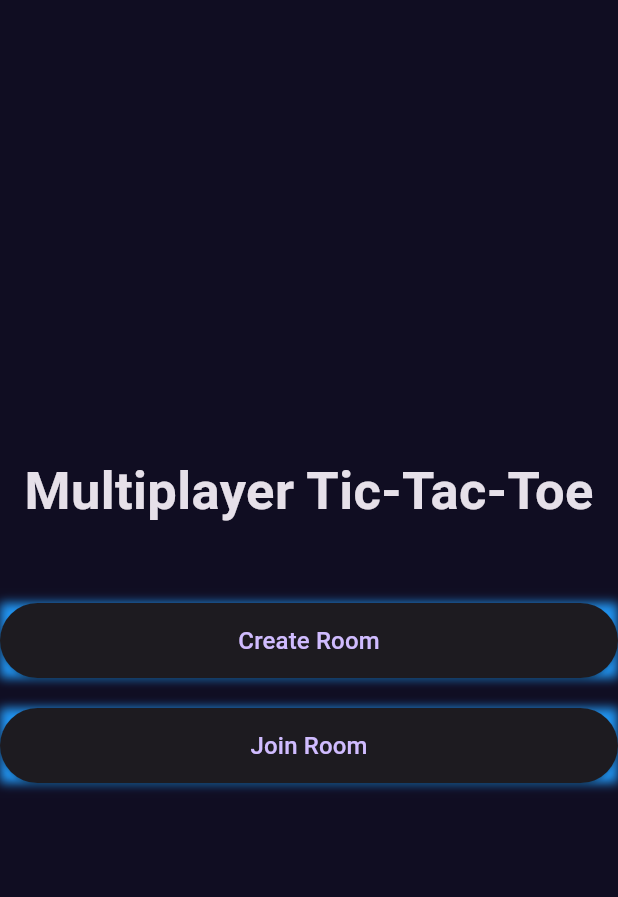
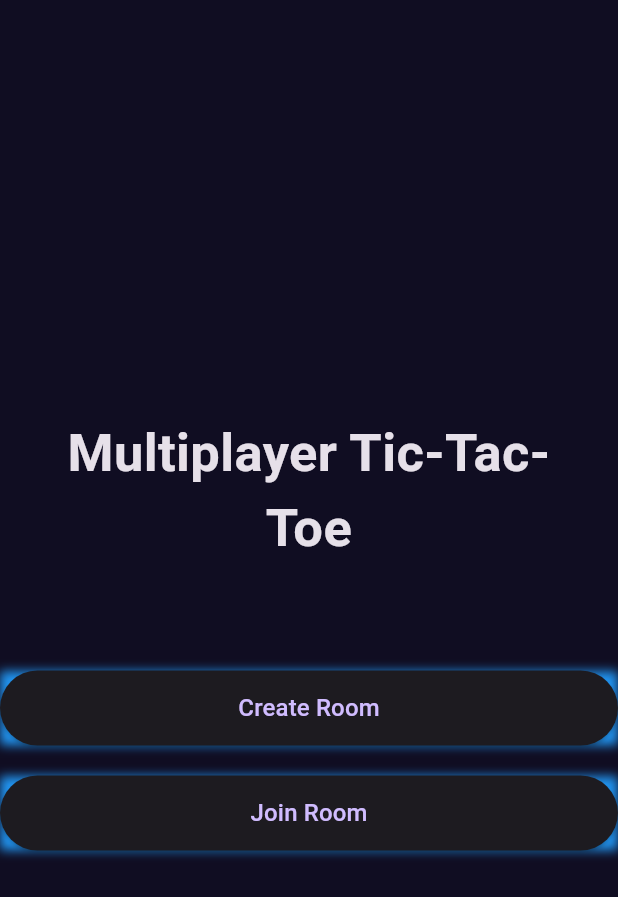
Before and after one commit to gskabdwal/multiplayer_tictactoe, a Flutter app: the screen it shows after launch, on a phone screen of 412 x 824 dp. Shown: the top 897 px of the screen. Run offline on Flutter 3.47's test engine with Material 3 defaults, Android fonts, the phone set to English and light mode, and no system bars; our stand-ins replace socket_io_client.

Commit message:
some more changes

```diff
--- a/lib/screens/main_menu_screen.dart
+++ b/lib/screens/main_menu_screen.dart
@@ -23,7 +23,14 @@ class MainMenuScreen extends StatelessWidget {
         child: Column(
           mainAxisAlignment: MainAxisAlignment.center,
           children: [
-            Text("Multiplayer Tic-Tac-Toe", style:TextStyle(fontSize:35, fontWeight: FontWeight.bold)),
+            const Padding(
+                padding: EdgeInsets.all(20),
+                child: Text("Multiplayer Tic-Tac-Toe",
+                    textAlign: TextAlign.center,
+                    style: TextStyle(
+                      fontSize: 35,
+                      fontWeight: FontWeight.bold,
+                    ))),
             const SizedBox(height: 50),
             CustomButton(
               onTap: () => createRoom(context),
```
Also changed, not shown: 2 other files.
